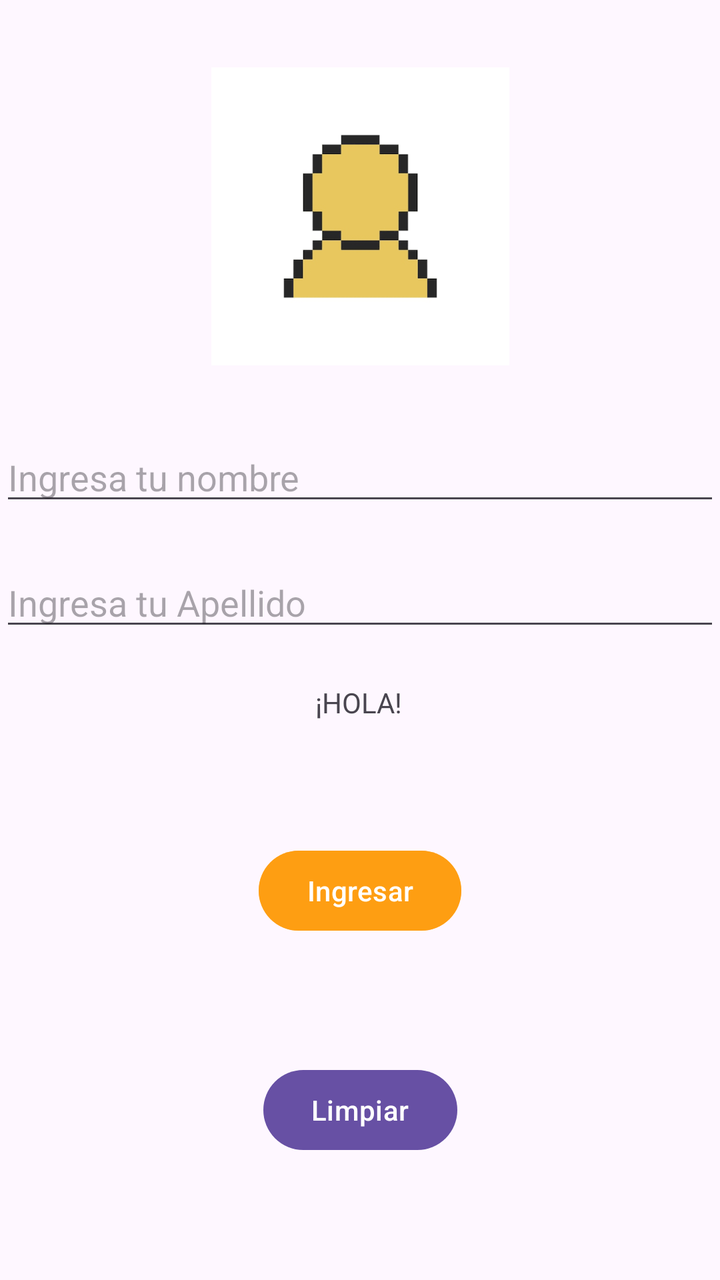
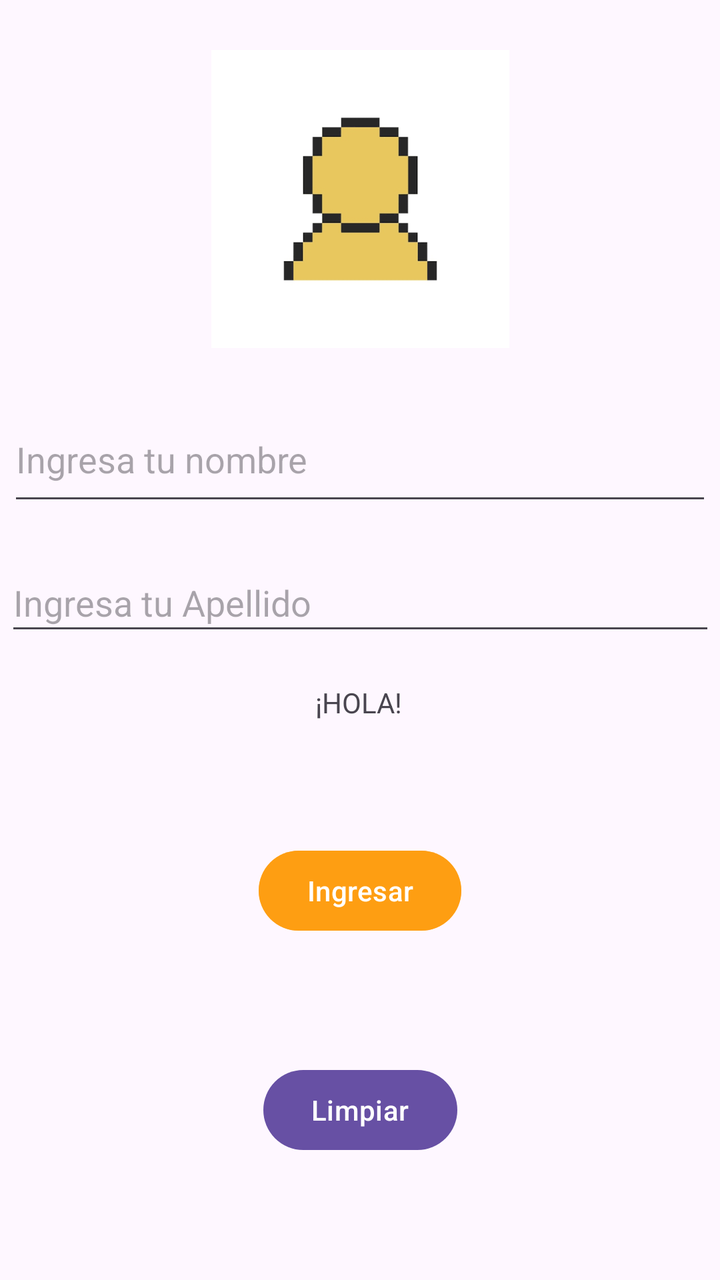

The first picture is an Android layout as it rendered before a commit; the second is the same layout after the commit. The layout source and the unified diff follow.
<!-- AndroidManifest.xml: application theme Theme.Primer_Intento -->
<!-- res/layout/activity_main.xml -->
<?xml version="1.0" encoding="utf-8"?>
<androidx.constraintlayout.widget.ConstraintLayout xmlns:android="http://schemas.android.com/apk/res/android"
    xmlns:app="http://schemas.android.com/apk/res-auto"
    xmlns:tools="http://schemas.android.com/tools"
    android:id="@+id/main"
    android:layout_width="match_parent"
    android:layout_height="match_parent"
    android:backgroundTint="@color/material_dynamic_neutral40"
    tools:context=".MainActivity">

  <TextView
    android:id="@+id/tvSaludo"
    android:layout_width="wrap_content"
    android:layout_height="wrap_content"
    android:text="¡HOLA!"
    app:layout_constraintBottom_toBottomOf="parent"
    app:layout_constraintEnd_toEndOf="parent"
    app:layout_constraintHorizontal_bias="0.498"
    app:layout_constraintStart_toStartOf="parent"
    app:layout_constraintTop_toTopOf="parent"
    app:layout_constraintVertical_bias="0.55" />

  <EditText
    android:id="@+id/etxtNombre"
    android:layout_width="match_parent"
    android:layout_height="wrap_content"
    android:layout_marginBottom="84dp"
    android:ems="10"
    android:hint="Ingresa tu nombre"
    android:inputType="text"
    app:layout_constraintBottom_toTopOf="@+id/tvSaludo"
    app:layout_constraintEnd_toEndOf="parent"
    app:layout_constraintHorizontal_bias="0.497"
    app:layout_constraintStart_toStartOf="parent" />

  <EditText
    android:id="@+id/etxtApellido"
    android:layout_width="match_parent"
    android:layout_height="wrap_content"
    android:hint="Ingresa tu Apellido"
    android:inputType="textPersonName"
    app:layout_constraintBottom_toTopOf="@+id/tvSaludo"
    app:layout_constraintEnd_toEndOf="parent"
    app:layout_constraintStart_toStartOf="parent"
    app:layout_constraintTop_toBottomOf="@+id/etxtNombre" />

  <Button
    android:id="@+id/btnSaludar"
    android:layout_width="wrap_content"
    android:layout_height="wrap_content"
    android:backgroundTint="#BBFF9800"
    android:text="Ingresar"
    app:layout_constraintBottom_toBottomOf="parent"
    app:layout_constraintEnd_toEndOf="parent"
    app:layout_constraintStart_toStartOf="parent"
    app:layout_constraintTop_toBottomOf="@+id/tvSaludo"
    app:layout_constraintVertical_bias="0.262" />

  <Button
    android:id="@+id/btnlimpiar"
    android:layout_width="wrap_content"
    android:layout_height="wrap_content"
    android:text="Limpiar"
    app:layout_constraintBottom_toBottomOf="parent"
    app:layout_constraintEnd_toEndOf="parent"
    app:layout_constraintStart_toStartOf="parent"
    app:layout_constraintTop_toBottomOf="@+id/btnSaludar"
    app:layout_constraintVertical_bias="0.503" />

  <ProgressBar
        android:id="@+id/pbCarga"
        style="?android:attr/progressBarStyleLarge"
        android:layout_width="47dp"
        android:layout_height="45dp"
        android:backgroundTint="#8F13A4"
        android:visibility="gone"
        app:layout_constraintBottom_toBottomOf="parent"
        app:layout_constraintEnd_toEndOf="parent"
        app:layout_constraintHorizontal_bias="0.013"
        app:layout_constraintStart_toStartOf="parent"
        app:layout_constraintTop_toTopOf="parent"
        app:layout_constraintVertical_bias="0.005"
        tools:ignore="MissingConstraints" />

    <ImageView
        android:id="@+id/imageView2"
        android:layout_width="153dp"
        android:layout_height="149dp"
        app:layout_constraintBottom_toTopOf="@+id/etxtNombre"
        app:layout_constraintEnd_toEndOf="parent"
        app:layout_constraintStart_toStartOf="parent"
        app:layout_constraintTop_toTopOf="parent"
        app:srcCompat="@drawable/img_user" />

</androidx.constraintlayout.widget.ConstraintLayout>
<!-- resources referenced by this layout -->
<resources>
  <!-- drawable img_user: png bitmap (drawable, 8537 bytes) -->
  <style name="Theme.Primer_Intento" parent="Base.Theme.Primer_Intento" />
  <style name="Base.Theme.Primer_Intento" parent="Theme.Material3.DayNight.NoActionBar">
          
          
      </style>
</resources>

<!-- the commit's change to res/layout/activity_main.xml (unified diff, before → after) -->
@@ -21,28 +21,28 @@
     app:layout_constraintVertical_bias="0.55" />
 
   <EditText
-    android:id="@+id/etxtNombre"
-    android:layout_width="match_parent"
-    android:layout_height="wrap_content"
-    android:layout_marginBottom="84dp"
-    android:ems="10"
-    android:hint="Ingresa tu nombre"
-    android:inputType="text"
-    app:layout_constraintBottom_toTopOf="@+id/tvSaludo"
-    app:layout_constraintEnd_toEndOf="parent"
-    app:layout_constraintHorizontal_bias="0.497"
-    app:layout_constraintStart_toStartOf="parent" />
+      android:id="@+id/etxtNombre"
+      android:layout_width="352dp"
+      android:layout_height="59dp"
+      android:layout_marginBottom="84dp"
+      android:ems="10"
+      android:hint="Ingresa tu nombre"
+      android:inputType="text"
+      app:layout_constraintBottom_toTopOf="@+id/tvSaludo"
+      app:layout_constraintEnd_toEndOf="parent"
+      app:layout_constraintHorizontal_bias="0.497"
+      app:layout_constraintStart_toStartOf="parent" />
 
   <EditText
-    android:id="@+id/etxtApellido"
-    android:layout_width="match_parent"
-    android:layout_height="wrap_content"
-    android:hint="Ingresa tu Apellido"
-    android:inputType="textPersonName"
-    app:layout_constraintBottom_toTopOf="@+id/tvSaludo"
-    app:layout_constraintEnd_toEndOf="parent"
-    app:layout_constraintStart_toStartOf="parent"
-    app:layout_constraintTop_toBottomOf="@+id/etxtNombre" />
+      android:id="@+id/etxtApellido"
+      android:layout_width="355dp"
+      android:layout_height="46dp"
+      android:hint="Ingresa tu Apellido"
+      android:inputType="textPersonName"
+      app:layout_constraintBottom_toTopOf="@+id/tvSaludo"
+      app:layout_constraintEnd_toEndOf="parent"
+      app:layout_constraintStart_toStartOf="parent"
+      app:layout_constraintTop_toBottomOf="@+id/etxtNombre" />
 
   <Button
     android:id="@+id/btnSaludar"
